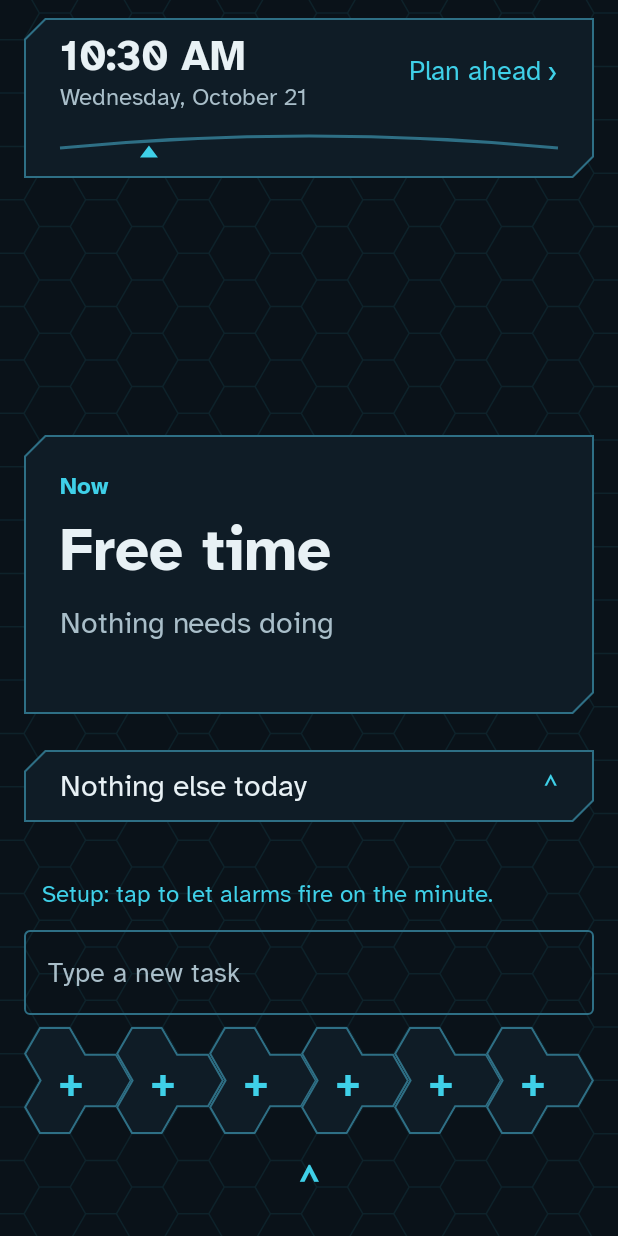
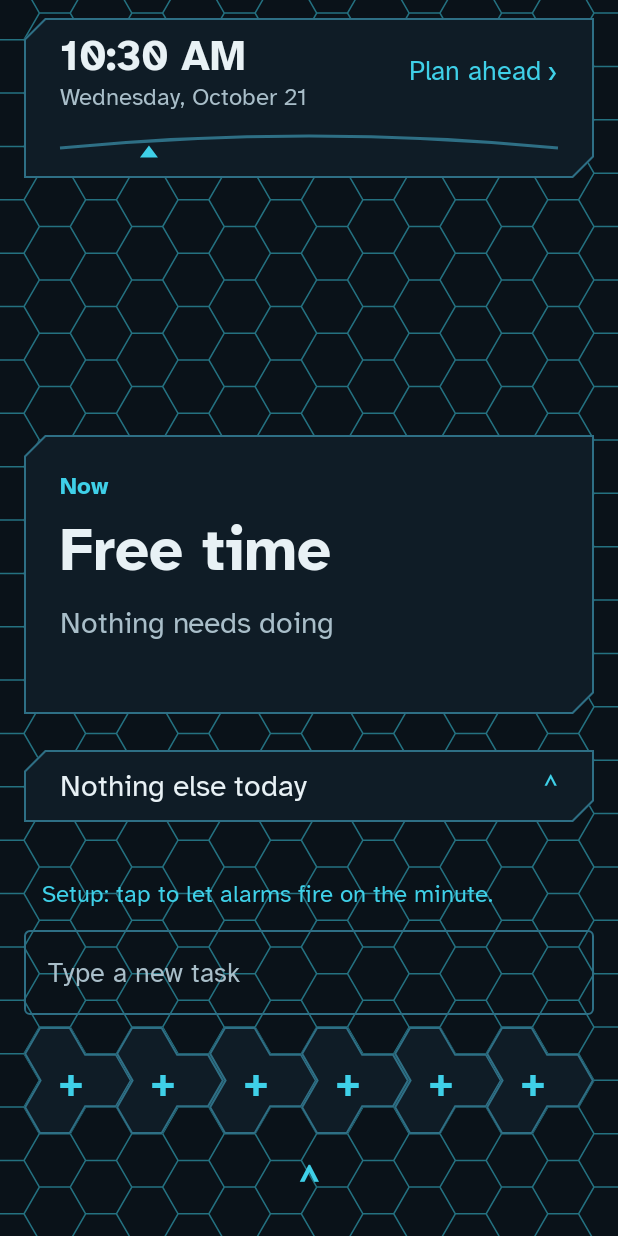
Before and after one commit to FallhammerLord/Initiative_Calendar, an Android app built with Jetpack Compose: the screen it shows after launch (MainActivity), on a phone screen of 412 x 824 dp. Run offline under Robolectric (Android 15) with nearby library versions, the phone set to English and light mode, and no system bars; our stand-ins replace Room's generated code.

Commit message:
Dial spans and stronger textures
Everything in today's order lies on the dial as a span from start to
end: anchors solid (Hard thicker), tasks outlined, Now in the accent
color. Done items stay ticks at their times; steps stay off the dial.
TalkBack hears Now with its end.

The background hexagons and fans go to half strength.

Co-Authored-By: Claude Opus 5.5 <noreply@anthropic.com>
Claude-Session: https://claude.ai/code/session_01UqUncHy39EwzRQR8gYQFLp

```diff
--- a/app/src/main/java/net/fallhammer/initiative/ui/BoardScreen.kt
+++ b/app/src/main/java/net/fallhammer/initiative/ui/BoardScreen.kt
@@ -60,7 +60,7 @@ import androidx.compose.ui.Alignment
 import androidx.compose.ui.Modifier
 import androidx.compose.ui.geometry.Offset
 import androidx.compose.ui.geometry.Rect
-import androidx.compose.ui.geometry.Size
+import androidx.compose.ui.graphics.Color
 import androidx.compose.ui.graphics.Path
 import androidx.compose.ui.graphics.drawscope.Stroke
 import androidx.compose.ui.input.pointer.PointerEventPass
@@ -84,6 +84,7 @@ import kotlinx.coroutines.launch
 import initiative.core.Formats
 import initiative.core.Item
 import initiative.core.MarkKind
+import initiative.core.WallStrength
 import net.fallhammer.initiative.R
 import net.fallhammer.initiative.data.SetupStep
 import java.time.LocalDateTime
@@ -496,28 +497,42 @@ private fun PlanPanel(ui: BoardUi, onOpen: () -> Unit) {
     }
 }
 
-/** The dial itself; TalkBack hears it as today's line, walls and all. */
+/**
+ * The dial itself: the day's order as spans along the arc, each from its start
+ * to its end. Anchors are solid (Hard ones thicker); tasks, being a forecast,
+ * are outlined; Now is lit in the accent color. Done items are ticks at the
+ * time they were done. It shows time only, never progress. TalkBack hears Now
+ * with its end, then the day's line, walls and all.
+ */
 @Composable
 private fun DayDial(ui: BoardUi) {
     val start = ui.window.start.toSecondOfDay()
     val length = (ui.window.end.toSecondOfDay() - start).coerceAtLeast(1)
     fun frac(t: LocalDateTime): Float = (t.toLocalTime().toSecondOfDay() - start).toFloat() / length
     val nowAt = frac(ui.now)
+    val nowItem = ui.board?.now?.item
+    // Now's span: its forecast slot, or an anchor under way, which the forecast has passed.
+    val nowSlot = ui.forecast.slots.firstOrNull { it.item.id == nowItem?.id }
+    val nowEnd = nowSlot?.end ?: nowItem?.takeIf { it.isAnchor }?.anchorEnd
+    val nowSpan = nowItem?.let { i -> (nowSlot?.at ?: i.start)?.let { s -> nowEnd?.let { e -> s to e } } }
 
     val walls = ui.ledger.filter { it.kind != MarkKind.DONE }.map {
         stringResource(R.string.ledger_wall, it.item.title, Formats.clock(it.at), Formats.wall(it.item.wall))
     }
     val doneCount = ui.ledger.count { it.kind == MarkKind.DONE }
+    val nowLine = if (nowItem != null && nowEnd != null) stringResource(R.string.ledger_now, nowItem.title, Formats.clock(nowEnd)) + " " else ""
     val description = stringResource(
         R.string.ledger_description,
-        pluralStringResource(R.plurals.ledger_done, doneCount, doneCount),
+        nowLine + pluralStringResource(R.plurals.ledger_done, doneCount, doneCount),
         if (walls.isEmpty()) stringResource(R.string.ledger_no_walls) else stringResource(R.string.ledger_walls, walls.joinToString("; ")),
     )
 
     val lineColor = Ink.line
     val doneColor = Ink.dim
-    val wallColor = Ink.text
-    val pointerColor = Ink.accent
+    val anchorColor = Ink.text
+    val taskColor = Ink.frame
+    val hollowColor = Ink.surface
+    val nowColor = Ink.accent
     Canvas(Modifier.fillMaxWidth().height(DIAL_HEIGHT).semantics { contentDescription = description }) {
         val base = size.height - POINTER_ROOM.toPx()
         val rise = DIAL_RISE.toPx()
@@ -529,20 +544,41 @@ private fun DayDial(ui: BoardUi) {
             quadraticBezierTo(w / 2, base - 2 * rise, w, base)
         }
         drawPath(arc, lineColor, style = Stroke(ARC_WIDTH.toPx()))
-        ui.ledger.forEach { mark ->
+
+        // A span along the curve, a hairline short of each end so neighbours don't merge,
+        // and never thinner than a short mark.
+        fun band(from: LocalDateTime, to: LocalDateTime, color: Color, width: Dp) {
+            val gap = BAND_GAP.toPx()
+            val x0 = frac(from).coerceIn(0f, 1f) * w + gap
+            val x1 = maxOf(frac(to).coerceIn(0f, 1f) * w - gap, x0 + BAND_MIN.toPx())
+            val steps = maxOf(2, ((x1 - x0) / BAND_STEP.toPx()).toInt())
+            val path = Path()
+            for (i in 0..steps) {
+                val x = x0 + (x1 - x0) * i / steps
+                val py = y(x / w)
+                if (i == 0) path.moveTo(x, py) else path.lineTo(x, py)
+            }
+            drawPath(path, color, style = Stroke(width.toPx()))
+        }
+
+        ui.forecast.slots.forEach { slot ->
+            val item = slot.item
+            when {
+                item.id == nowItem?.id -> Unit
+                item.isAnchor -> band(slot.at, slot.end, anchorColor, if (item.wall == WallStrength.HARD) BAND_HARD else BAND_ANCHOR)
+                else -> {
+                    band(slot.at, slot.end, taskColor, BAND_TASK)
+                    band(slot.at, slot.end, hollowColor, BAND_HOLLOW)
+                }
+            }
+        }
+        nowSpan?.let { (from, to) -> band(from, to, nowColor, BAND_TASK) }
+        ui.ledger.filter { it.kind == MarkKind.DONE }.forEach { mark ->
             val f = frac(mark.at).coerceIn(0f, 1f)
             val c = Offset(f * w, y(f))
-            when (mark.kind) {
-                MarkKind.DONE -> drawLine(doneColor, Offset(c.x, c.y - TICK.toPx()), Offset(c.x, c.y + TICK.toPx()), strokeWidth = ARC_WIDTH.toPx())
-                MarkKind.SOFT -> drawCircle(wallColor, radius = PIP.toPx(), center = c, style = Stroke(ARC_WIDTH.toPx()))
-                MarkKind.FIRM -> drawCircle(wallColor, radius = PIP.toPx(), center = c)
-                MarkKind.HARD -> drawRect(
-                    wallColor,
-                    topLeft = Offset(c.x - HARD_WIDTH.toPx() / 2, c.y - HARD_HEIGHT.toPx() / 2),
-                    size = Size(HARD_WIDTH.toPx(), HARD_HEIGHT.toPx()),
-                )
-            }
+            drawLine(doneColor, Offset(c.x, c.y - TICK.toPx()), Offset(c.x, c.y + TICK.toPx()), strokeWidth = ARC_WIDTH.toPx())
         }
+
         // The pointer: a small triangle under the arc, pointing up at now.
         val inDay = nowAt in 0f..1f
         val x = nowAt.coerceIn(0f, 1f) * w
@@ -554,7 +590,7 @@ private fun DayDial(ui: BoardUi) {
             lineTo(x + half, tip + POINTER_HEIGHT.toPx())
             close()
         }
-        if (inDay) drawPath(pointer, pointerColor) else drawPath(pointer, pointerColor, style = Stroke(ARC_WIDTH.toPx()))
+        if (inDay) drawPath(pointer, nowColor) else drawPath(pointer, nowColor, style = Stroke(ARC_WIDTH.toPx()))
     }
 }
 
@@ -759,10 +795,14 @@ private val DRAWER_SWIPE = 64.dp
 private val DIAL_HEIGHT = 32.dp
 private val DIAL_RISE = 8.dp
 private val ARC_WIDTH = 2.dp
-private val PIP = 5.dp
-private val TICK = 5.dp
-private val HARD_WIDTH = 6.dp
-private val HARD_HEIGHT = 16.dp
+private val TICK = 6.dp
+private val BAND_HARD = 8.dp
+private val BAND_ANCHOR = 5.dp
+private val BAND_TASK = 6.dp
+private val BAND_HOLLOW = 3.dp
+private val BAND_MIN = 4.dp
+private val BAND_GAP = 1.5.dp
+private val BAND_STEP = 4.dp
 private val POINTER_ROOM = 12.dp
 private val POINTER_GAP = 3.dp
 private val POINTER_WIDTH = 12.dp
--- a/app/src/main/java/net/fallhammer/initiative/ui/Theme.kt
+++ b/app/src/main/java/net/fallhammer/initiative/ui/Theme.kt
@@ -99,7 +99,7 @@ object Looks {
             accent = Color(0xFF3FD0E8),
             onAccent = Color(0xFF05121A),
             frame = Color(0xFF2E6F85),
-            pattern = Color(0x143FD0E8),
+            pattern = Color(0x803FD0E8),
         ),
         cardShape = CutCornerShape(topStart = 14.dp, bottomEnd = 14.dp),
         buttonShape = CutCornerShape(topStart = 8.dp, bottomEnd = 8.dp),
@@ -147,7 +147,7 @@ object Looks {
             accent = Color(0xFFE8AB62),
             onAccent = Color(0xFF1E1812),
             frame = Color(0xFF9A7448),
-            pattern = Color(0x26E0A054),
+            pattern = Color(0x80E0A054),
         ),
         cardShape = StepCornerShape(14.dp),
         buttonShape = StepCornerShape(6.dp),
--- a/app/src/main/res/values/strings.xml
+++ b/app/src/main/res/values/strings.xml
@@ -20,6 +20,7 @@
     <string name="nothing_next">Nothing else today</string>
     <string name="ledger_description">Today\'s line. %1$s %2$s</string>
     <string name="ledger_walls">Walls: %1$s.</string>
+    <string name="ledger_now">Now: %1$s until %2$s.</string>
     <string name="ledger_no_walls">No walls left today.</string>
     <string name="ledger_wall">%1$s at %2$s, %3$s</string>
     <plurals name="ledger_done">
```
Also changed, not shown: 1 other file.
